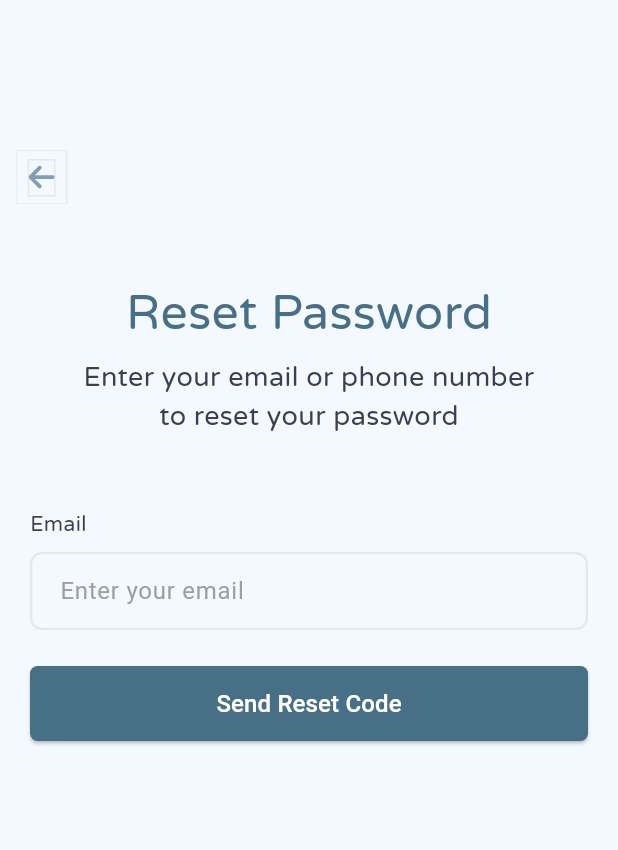
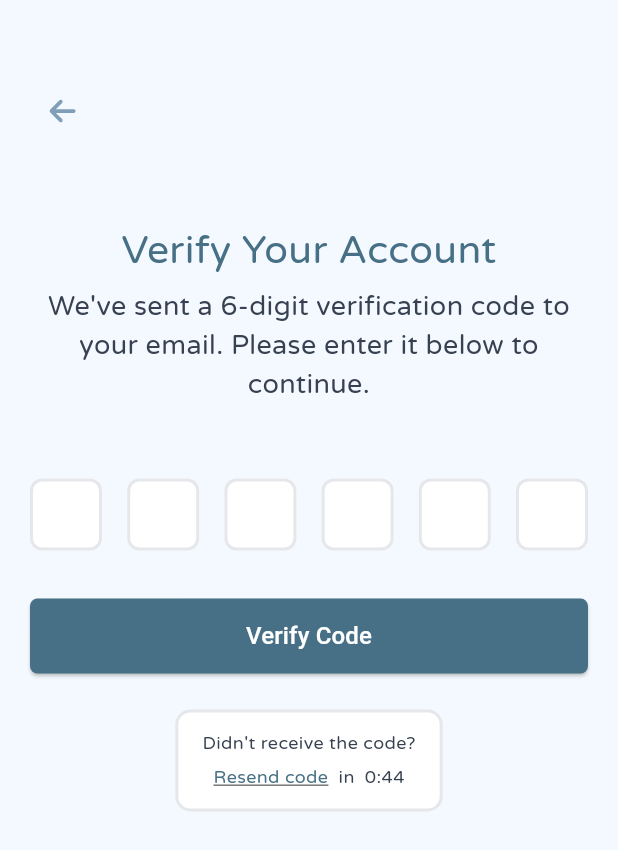
Before and after one commit to JoyjitTechExactly/reclaim_your_mind, a Flutter app: the ResetPasswordScreen screen opened by its route, after a tap on "Send Reset Code", on a phone screen of 412 x 824 dp. Shown: the top 850 px of the screen. Run offline on Flutter 3.47's test engine with Material 3 defaults, Android fonts, the phone set to English and light mode, and no system bars; our stand-ins replace flutter_svg.

Commit message:
Ui update new otp verify page added

```diff
--- /dev/null
+++ b/authentication/lib/src/view/screens/resetPwd/OtpVerifyScreen.dart
@@ -0,0 +1,226 @@
+import 'dart:async';
+import 'package:authentication/src/view/widgets/common_ui_ext.dart';
+import 'package:authentication/theme/color/auth_colors.dart';
+import 'package:authentication/theme/extensions/style_extensions.dart';
+import 'package:flutter/material.dart';
+import 'package:flutter/services.dart';
+
+class OtpVerifyScreen extends StatefulWidget {
+  const OtpVerifyScreen({super.key});
+
+  @override
+  State<OtpVerifyScreen> createState() => _OtpVerifyScreenState();
+}
+
+class _OtpVerifyScreenState extends State<OtpVerifyScreen> {
+  final int _otpLength = 6;
+  late final List<TextEditingController> _controllers;
+  late final List<FocusNode> _nodes;
+  Timer? _timer;
+  int _secondsRemaining = 45;
+  bool _canResend = false;
+
+  @override
+  void initState() {
+    super.initState();
+    _controllers = List.generate(_otpLength, (_) => TextEditingController());
+    _nodes = List.generate(_otpLength, (_) => FocusNode());
+    _startTimer();
+  }
+
+  void _startTimer() {
+    _secondsRemaining = 45;
+    _canResend = false;
+    _timer?.cancel();
+    _timer = Timer.periodic(const Duration(seconds: 1), (t) {
+      if (_secondsRemaining <= 1) {
+        t.cancel();
+        setState(() => _canResend = true);
+      } else {
+        setState(() => _secondsRemaining--);
+      }
+    });
+  }
+
+  @override
+  void dispose() {
+    _timer?.cancel();
+    for (final c in _controllers) c.dispose();
+    for (final n in _nodes) n.dispose();
+    super.dispose();
+  }
+
+  String get _code => _controllers.map((c) => c.text).join();
+
+  void _onVerify() {
+    // TODO: integrate verification logic
+    debugPrint('Verifying code: $_code');
+  }
+
+  Widget _buildOtpBox(int index) {
+    return SizedBox(
+      width: 48,
+      height: 56,
+      child: TextField(
+        controller: _controllers[index],
+        focusNode: _nodes[index],
+        keyboardType: TextInputType.number,
+        textAlign: TextAlign.center,
+        style: TextStyle().heading26Blue,
+        maxLength: 1,
+        inputFormatters: [
+          FilteringTextInputFormatter.digitsOnly,
+          LengthLimitingTextInputFormatter(1),
+        ],
+        decoration: InputDecoration(
+          counterText: '',
+          contentPadding: EdgeInsets.zero,
+          enabledBorder: OutlineInputBorder(
+            borderRadius: BorderRadius.circular(8),
+            borderSide: BorderSide(color: AuthColors.borderColor, width: 2),
+          ),
+          focusedBorder: OutlineInputBorder(
+            borderRadius: BorderRadius.circular(8),
+            borderSide: BorderSide(color: AuthColors.borderColor, width: 2.5),
+          ),
+          filled: true,
+          fillColor: Colors.white,
+        ),
+        onChanged: (val) {
+          if (val.isNotEmpty) {
+            if (index + 1 < _otpLength) {
+              _nodes[index + 1].requestFocus();
+            } else {
+              _nodes[index].unfocus();
+            }
+          } else {
+            if (index - 1 >= 0) _nodes[index - 1].requestFocus();
+          }
+          setState(() {});
+        },
+      ),
+    );
+  }
+
+  @override
+  Widget build(BuildContext context) {
+    return Scaffold(
+      backgroundColor: AuthColors.backgroundLight,
+      body: SingleChildScrollView(
+        padding: const EdgeInsets.symmetric(horizontal: 20),
+        child: Column(
+          crossAxisAlignment: CrossAxisAlignment.start,
+          children: [
+            /* Top Spacing */
+            50.h,
+
+            /* Back Button */
+            showAppBarBackBtn(
+              context: context,
+              backBtnListener: () => Navigator.pop(context),
+            ),
+
+            /* Spacing */
+            50.h,
+
+            /* Heading */
+            Center(
+              child: Text(
+                'Verify Your Account',
+                style: TextStyle().heading26Blue,
+                textAlign: TextAlign.center,
+              ),
+            ),
+
+            /* Subheading */
+            6.h,
+            Center(
+              child: Text(
+                "We've sent a 6-digit verification code to your email. Please enter it below to continue.",
+                style: TextStyle().subHeadingBlack,
+                textAlign: TextAlign.center,
+              ),
+            ),
+
+            /* Spacing After Back Button */
+            50.h,
+
+            /* OTP Boxes */
+            Row(
+              mainAxisAlignment: MainAxisAlignment.spaceBetween,
+              children: List.generate(_otpLength, _buildOtpBox),
+            ),
+
+            /* Spacing before Verify */
+            24.h,
+
+            /* Verify Button */
+            showCustomButton(
+              context: context,
+              text: 'Verify Code',
+              onPressed: () {
+                _code.length == _otpLength ? _onVerify : null ;
+              },
+              bgColor: AuthColors.defaultButtonColor,
+              borderRadius: 5,
+            ),
+
+            /* Spacing before Resend */
+            24.h,
+
+            /* Resend Container */
+            Center(
+              child: Container(
+                decoration: BoxDecoration(
+                  color: Colors.white,
+                  border: Border.all(color: AuthColors.borderColor, width: 2),
+                  borderRadius: BorderRadius.circular(10),
+                ),
+                padding: const EdgeInsets.symmetric(horizontal: 16, vertical: 12),
+                child: Column(
+                  mainAxisSize: MainAxisSize.min,
+                  children: [
+                    Text(
+                      "Didn't receive the code?",
+                      style: TextStyle().bodySmall12,
+                    ),
+                    6.h,
+                    Row(
+                      mainAxisSize: MainAxisSize.min,
+                      children: [
+                        GestureDetector(
+                          onTap: _canResend
+                              ? () {
+                                  for (final c in _controllers) c.clear();
+                                  _startTimer();
+                                }
+                              : null,
+                          child: Text(
+                            'Resend code',
+                            style: TextStyle()
+                                .bodySmall12
+                                .copyWith(color: AuthColors.defaultButtonColor, decoration: TextDecoration.underline),
+                          ),
+                        ),
+                        Text('  in  ', style: TextStyle().bodySmall12),
+                        Text(
+                          _canResend
+                              ? '0:00'
+                              : '0:${_secondsRemaining.toString().padLeft(2, '0')}',
+                          style: TextStyle().bodySmall12,
+                        ),
+                      ],
+                    ),
+                  ],
+                ),
+              ),
+            ),
+
+            /* Bottom Spacing */
+            30.h,
+          ],
+        ),
+      ),
+    );
+  }
+}
--- a/authentication/lib/src/view/screens/resetPwd/ResetPasswordScreen.dart
+++ b/authentication/lib/src/view/screens/resetPwd/ResetPasswordScreen.dart
@@ -2,58 +2,63 @@ import 'package:authentication/src/view/widgets/common_ui_ext.dart';
 import 'package:authentication/theme/color/auth_colors.dart';
 import 'package:authentication/theme/extensions/style_extensions.dart';
 import 'package:flutter/material.dart';
+import 'package:flutter_svg/flutter_svg.dart';
+
+import 'OtpVerifyScreen.dart';
 
 class ResetPasswordScreen extends StatelessWidget {
   const ResetPasswordScreen({super.key});
 
   @override
   Widget build(BuildContext context) {
-    var emailController = TextEditingController();
-    var passwordController = TextEditingController();
+    final emailController = TextEditingController();
 
     return Scaffold(
       backgroundColor: AuthColors.backgroundLight,
       body: SingleChildScrollView(
+        padding: const EdgeInsets.symmetric(horizontal: 20),
         child: Column(
-          crossAxisAlignment: CrossAxisAlignment.center,
+          crossAxisAlignment: CrossAxisAlignment.start,
           children: [
-            /*Spacing top*/
-            100.h,
-            /*Back btn*/
-            Container(
-              width: MediaQuery.of(context).size.width,
-              alignment: Alignment.centerLeft,
-              margin: const EdgeInsets.only(left: 10),
-              child: showBackBtn(
-                backBtnListener: () {
-                  Navigator.pop(context);
-                },
+            /* Top Spacing */
+            50.h,
+
+            /* Back Button */
+            showAppBarBackBtn(
+              context: context,
+              backBtnListener: () => Navigator.pop(context),
+            ),
+
+            /* Spacing */
+            50.h,
+
+            /* Heading */
+            Center(
+              child: Text(
+                'Reset Password',
+                style: TextStyle().heading26Blue,
+                textAlign: TextAlign.center,
               ),
             ),
-            /*Spacing*/
-            50.h,
-            /*Heading*/
-            Text('Reset Password', style: TextStyle().heading26Blue),
-            /*Spacing*/
+
+            /* Subheading */
             6.h,
-            /*Sub Heading*/
-            Text(
+            Center(
+              child: Text(
                 'Enter your email or phone number\nto reset your password',
                 style: TextStyle().subHeadingBlack,
                 textAlign: TextAlign.center,
               ),
+            ),
 
-            /*Input Section*/
-            Container(
-              margin: EdgeInsets.only(top: 50, left: 20, right: 20),
-              child: Column(
-                crossAxisAlignment: CrossAxisAlignment.start,
-                children: [
-                  /*Email*/
+            /* Input Section */
+            50.h,
             Text('Email', style: TextStyle().bodySmall14),
-                  /*Spacing*/
+
+            /* Spacing */
             8.h,
-                  /*Email edit field*/
+
+            /* Email Field */
             editTextField(
               textController: emailController,
               keyboardType: TextInputType.emailAddress,
@@ -61,25 +66,59 @@ class ResetPasswordScreen extends StatelessWidget {
               hint: 'Enter your email',
               borderColor: AuthColors.borderColor,
               textColor: AuthColors.defaultTextColor,
-                    error: () {
-                      print("Email field is empty");
-                    },
+              error: () => print("Email field is empty"),
             ),
-                  /*Spacing*/
+
+            /* Spacing */
             24.h,
-                  /*Sign in btn*/
+
+            /* Send Reset Code Button */
             showCustomButton(
               context: context,
               text: 'Send Reset Code',
-                    onPressed: () {
-                      print("Send Reset Code");
+              onPressed: () => {
+                Navigator.push(
+                  context,
+                  MaterialPageRoute(builder: (_) => const OtpVerifyScreen()),
+                )
               },
               bgColor: AuthColors.defaultButtonColor,
               borderRadius: 5,
             ),
+
+            /* Spacing */
+            42.h,
+
+            /* Footer Information Box */
+            Container(
+              width: double.infinity,
+              decoration: BoxDecoration(
+                color: Colors.white,
+                border: Border.all(color: AuthColors.borderColor, width: 2),
+                borderRadius: BorderRadius.circular(10),
+              ),
+              padding: const EdgeInsets.all(17),
+              child: Row(
+                crossAxisAlignment: CrossAxisAlignment.center,
+                children: [
+                  SvgPicture.asset(
+                    'assets/icons/ic_info.svg',
+                    height: 18,
+                    width: 18,
+                  ),
+                  9.w,
+                  Expanded(
+                    child: Text(
+                      "We'll send you a 6-digit verification code to reset your password securely.",
+                      style: TextStyle().bodySmall14,
+                    ),
+                  ),
                 ],
               ),
             ),
+
+            /* Bottom Spacing */
+            39.h,
           ],
         ),
       ),
--- a/authentication/lib/src/view/widgets/common_ui_ext.dart
+++ b/authentication/lib/src/view/widgets/common_ui_ext.dart
@@ -1,26 +1,15 @@
 import 'package:flutter/material.dart';
 import 'package:flutter_svg/flutter_svg.dart';
-
 import '../../../theme/color/auth_colors.dart';
 
 /*Back btn*/
-Widget showBackBtn({required VoidCallback backBtnListener}) {
+Widget showAppBarBackBtn({required BuildContext context, required VoidCallback backBtnListener}) {
   return IconButton(
     onPressed: backBtnListener,
-    padding: EdgeInsets.zero,
-    // no extra padding
-    constraints: const BoxConstraints(),
     // removes default 48x48 padding
     icon: SvgPicture.asset('assets/icons/ic_back.svg', width: 36, height: 36),
-    splashColor: Colors.transparent,
-    // removes splash ripple
-    highlightColor: Colors.transparent,
-    // removes highlight color
-    hoverColor: Colors.transparent,
-    style: IconButton.styleFrom(
-      tapTargetSize: MaterialTapTargetSize.shrinkWrap,
-      visualDensity: VisualDensity.compact,
-    ),
+    padding: EdgeInsets.zero,
+    alignment: Alignment.centerLeft,
   );
 }
 
--- a/lib/main.dart
+++ b/lib/main.dart
@@ -4,6 +4,7 @@ import 'package:reclaim_your_mind/src/view/screens/HomeScreen.dart';
 import 'package:authentication/src/view/screens/auth/SignUpScreen.dart';
 import 'package:authentication/src/view/screens/onboard/OnboardScreen.dart';
 import 'package:authentication/src/view/screens/resetPwd/ResetPasswordScreen.dart';
+import 'package:authentication/src/view/screens/resetPwd/OtpVerifyScreen.dart';
 
 void main() {
   runApp(const MyApp());
@@ -21,12 +22,13 @@ class MyApp extends StatelessWidget {
         useMaterial3: true,
       ),
       debugShowCheckedModeBanner: false,
-      initialRoute: '/login',
+      initialRoute: '/onboard',
       routes: {
         '/onboard': (context) => const OnboardScreen(),
         '/login': (context) => const SignInScreen(),
         '/signup': (context) => const SignUpScreen(),
         '/resetPassword': (context) => const ResetPasswordScreen(),
+        '/otpVerify': (context) => const OtpVerifyScreen(),
         '/home': (context) => const HomeScreen(),
       },
     );
```
Also changed, not shown: authentication/lib/src/view/screens/auth/SignInScreen.dart (+74 -60 lines), authentication/lib/src/view/screens/auth/SignUpScreen.dart (+46 -4 lines), authentication/lib/src/view/screens/onboard/OnboardScreen.dart (+12 -5 lines), authentication/lib/theme/extensions/style_extensions.dart (+8 -1 lines), assets/icons/ic_back.svg, assets/icons/ic_info.svg (added). Lines whose indentation alone changed are shown as unchanged.
